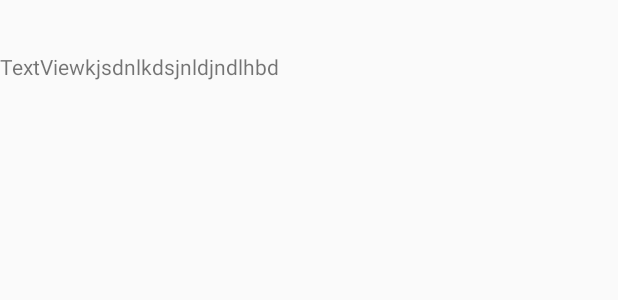
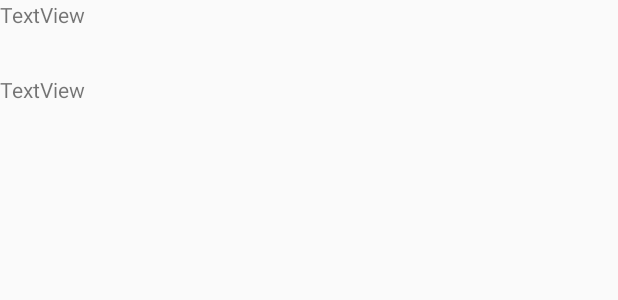
Before and after one commit to kedbirhan/Course-Tracker-app, an Android app: the layout list_item.xml on its own in the app's theme, with its tools: preview values and no code run, on a phone screen of 412 x 824 dp. Shown: the top 300 px of the screen. Run offline under Robolectric (Android 15) with nearby library versions, the phone set to English and light mode, and no system bars.

Commit message:
ui fixed

```diff
--- a/app/src/main/java/com/example/tester/MainActivity.java
+++ b/app/src/main/java/com/example/tester/MainActivity.java
@@ -115,12 +115,12 @@ public class MainActivity extends Activity {
                ArrayList<String> secInfo= new ArrayList<>(); // all the section info  will go to this list
                while (sections.hasNext()){
                    String info="";
-                   String delimeter="$#";
+                   String delimeter="##";
                    String sec_num= sections.next(); // section number
                    JSONObject _sec=curr_class.getJSONObject(sec_num);
                    System.out.println(debug);
                    info+=sec_num+delimeter+_sec.get("name") + delimeter+ _sec.get("time")+ delimeter+ _sec.get("days")
-                           + delimeter+ _sec.get("crn");
+                           + delimeter+ _sec.get("crn") + delimeter+ _sec.get("instructor");
                   secInfo.add(info);
                    System.out.println(info + debug);
                }
--- a/app/src/main/res/layout/activity_main.xml
+++ b/app/src/main/res/layout/activity_main.xml
@@ -8,6 +8,6 @@
     <ExpandableListView
         android:id="@+id/lvExp"
         android:layout_width="match_parent"
-        android:layout_height="161dp" />
+        android:layout_height="718dp" />
 
 </LinearLayout>
--- a/app/src/main/res/layout/list_item.xml
+++ b/app/src/main/res/layout/list_item.xml
@@ -5,18 +5,14 @@
     android:orientation="vertical">
 
     <TextView
-        android:id="@+id/lblListItem"
+        android:id="@+id/sec_name"
         android:layout_width="match_parent"
-        android:layout_height="match_parent"
-        android:paddingTop="5dp"
-        android:paddingBottom="5dp"
-        android:textSize="17dip" />
+        android:layout_height="50dp"
+        android:text="TextView" />
 
     <TextView
-        android:id="@+id/textViews"
+        android:id="@+id/date"
         android:layout_width="match_parent"
-        android:layout_height="58dp"
-        android:text="TextViewkjsdnlkdsjnldjndlhbd" />
-
-
+        android:layout_height="49dp"
+        android:text="TextView" />
 </LinearLayout>
```
Also changed, not shown: app/src/main/java/com/example/tester/ExpandableListAdapter.java (+7 -3 lines).
